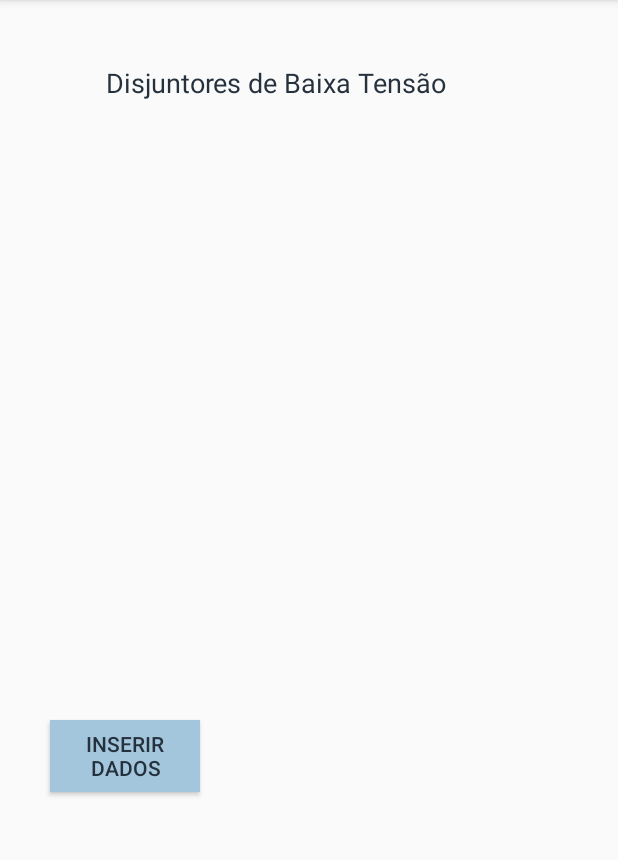
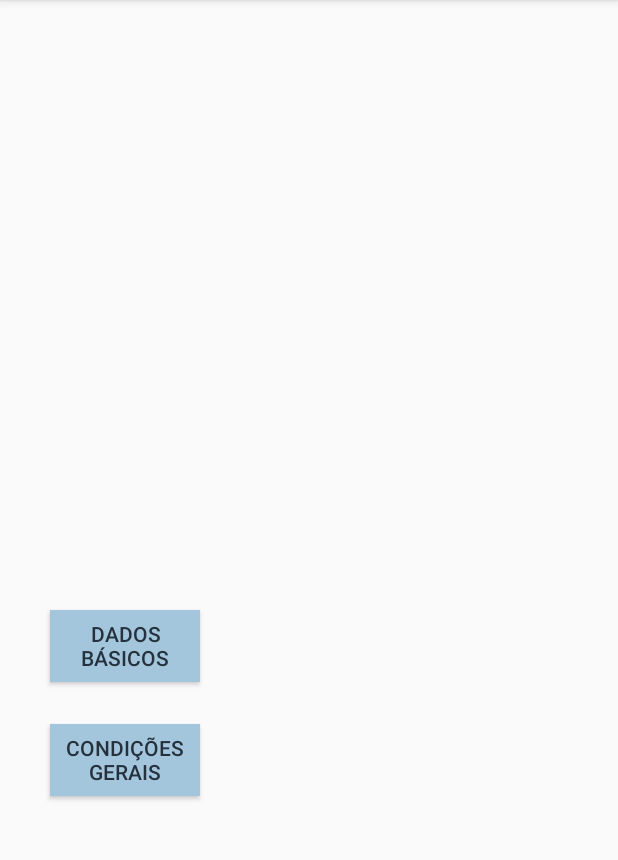
Before and after one commit to MendesK98/Disjuntor-BT, an Android app: the screen it shows after launch (Atributos), after a tap on an icon or button, on a phone screen of 412 x 824 dp, the part 84-944 px from its top. Run offline under Robolectric (Android 15) with nearby library versions, the phone set to English and light mode, and no system bars.

Commit message:
Criando atividade de Inspecao Visual

```diff
--- a/app/src/main/java/com/example/disjuntorbt/Atributos.java
+++ b/app/src/main/java/com/example/disjuntorbt/Atributos.java
@@ -9,22 +9,20 @@ import android.content.Intent;
 
 public class Atributos extends AppCompatActivity {
 
-
-
     @Override
     protected void onCreate(Bundle savedInstanceState) {
         super.onCreate(savedInstanceState);
         setContentView(R.layout.activity_atributos);
 
         TextView tvGuts =  findViewById(R.id.tvGuts);
-        Button dados =  findViewById(R.id.btDados);
+        Button dados = findViewById(R.id.btDados);
+        Button condG = findViewById(R.id.btCondG);
 
-       Intent a = new Intent(this, Dados.class);
-
+        //Indo para tela de Dados
+        Intent a = new Intent(this, Dados.class);
         Intent i = getIntent();
-        String x = i.getStringExtra(Intent.EXTRA_TEXT);
-        tvGuts.setText(x);
-
+        /*String x = i.getStringExtra(Intent.EXTRA_TEXT);
+        tvGuts.setText(x);*/ // Forma de passar dados por intent
         dados.setOnClickListener(new View.OnClickListener() {
             @Override
             public void onClick(View view) {
@@ -32,5 +30,15 @@ public class Atributos extends AppCompatActivity {
                 finish();
             }
         });
+
+        //Indo para tela de Inspeção Visual
+        Intent b = new Intent(this, CondGerais.class);
+        condG.setOnClickListener(new View.OnClickListener() {
+            @Override
+            public void onClick(View view) {
+                startActivity(b);
+                finish();
+            }
+        });
     }
 }
--- a/app/src/main/java/com/example/disjuntorbt/Dados.java
+++ b/app/src/main/java/com/example/disjuntorbt/Dados.java
@@ -1,6 +1,5 @@
 package com.example.disjuntorbt;
 
-import static java.lang.String.valueOf;
 
 import android.support.design.widget.TextInputEditText;
 import android.support.v7.app.AppCompatActivity;
@@ -44,6 +43,7 @@ public class Dados extends AppCompatActivity {
                         + "\nCorrente Nominal: " + x.iNominal + "\nTensão Nominal: " + x.vNominal;
 
                 show.setText(result);
+
             }
         });
     }
--- a/app/src/main/java/com/example/disjuntorbt/MainActivity.java
+++ b/app/src/main/java/com/example/disjuntorbt/MainActivity.java
@@ -1,4 +1,5 @@
 package com.example.disjuntorbt;
+
 
 import android.content.Intent;
 import android.support.v7.app.AppCompatActivity;
@@ -14,9 +15,9 @@ public class MainActivity extends AppCompatActivity {
         super.onCreate(savedInstanceState);
         setContentView(R.layout.activity_main);
 
+        //Banco.criarBancoDados();
+
         Intent i = new Intent (this, Atributos.class);
-
-
         Button btCadastro = (Button) findViewById(R.id.btCadastro);
         btCadastro.setOnClickListener(new View.OnClickListener() {
             @Override
@@ -28,4 +29,5 @@ public class MainActivity extends AppCompatActivity {
             }
         });
     }
+
 }
--- a/app/src/main/res/layout/activity_atributos.xml
+++ b/app/src/main/res/layout/activity_atributos.xml
@@ -5,6 +5,37 @@
     android:layout_width="match_parent"
     android:layout_height="match_parent"
     tools:context=".Atributos">
+
+    <Button
+        android:id="@+id/btDados"
+        android:layout_width="100dp"
+        android:layout_height="48dp"
+        android:background="@color/white2"
+        android:text="@string/dados"
+        android:textColor="@color/blue2"
+        android:textSize="14sp"
+        app:layout_constraintBottom_toBottomOf="parent"
+        app:layout_constraintEnd_toEndOf="parent"
+        app:layout_constraintHorizontal_bias="0.106"
+        app:layout_constraintStart_toStartOf="parent"
+        app:layout_constraintTop_toTopOf="parent"
+        app:layout_constraintVertical_bias="0.565" />
+
+
+    <Button
+        android:id="@+id/btCondG"
+        android:layout_width="100dp"
+        android:layout_height="48dp"
+        android:background="@color/white2"
+        android:text="@string/condG"
+        android:textColor="@color/blue2"
+        android:textSize="14sp"
+        app:layout_constraintBottom_toBottomOf="parent"
+        app:layout_constraintEnd_toEndOf="parent"
+        app:layout_constraintHorizontal_bias="0.106"
+        app:layout_constraintStart_toStartOf="parent"
+        app:layout_constraintTop_toTopOf="parent"
+        app:layout_constraintVertical_bias="0.67" />
 
     <TextView
         android:id="@+id/tvGuts"
@@ -20,19 +51,4 @@
         app:layout_constraintTop_toTopOf="parent"
         app:layout_constraintVertical_bias="0.058" />
 
-    <Button
-        android:id="@+id/btDados"
-        android:layout_width="100dp"
-        android:layout_height="48dp"
-        android:background="@color/white2"
-        android:text="Inserir\nDados"
-        android:textColor="@color/blue2"
-        android:textSize="14sp"
-        app:layout_constraintBottom_toBottomOf="parent"
-        app:layout_constraintEnd_toEndOf="parent"
-        app:layout_constraintHorizontal_bias="0.106"
-        app:layout_constraintStart_toStartOf="parent"
-        app:layout_constraintTop_toTopOf="parent"
-        app:layout_constraintVertical_bias="0.667" />
-
 </android.support.constraint.ConstraintLayout>
--- a/app/src/main/res/values/strings.xml
+++ b/app/src/main/res/values/strings.xml
@@ -1,5 +1,6 @@
 <resources>
     <string name="app_name">Disjuntor BT</string>
+    <string name="dados">Dados\nBásicos</string>
     <string name="id">Identificação:</string>
     <string name="fabricante">Fabricante:</string>
     <string name="n_serie">Nº de Série:</string>
@@ -7,4 +8,5 @@
     <string name="iNom">Corrente Nominal</string>
     <string name="vNom">Tensao Nominal</string>
     <string name="releT">Tipo de Rele</string>
+    <string name="condG">Condições Gerais</string>
 </resources>
```
Also changed, not shown: app/src/main/AndroidManifest.xml (+7 -0 lines), app/src/main/java/com/example/disjuntorbt/CondGerais.java (added, +13 -0 lines), app/src/main/res/layout/activity_cond_gerais.xml (added, +24 -0 lines).
